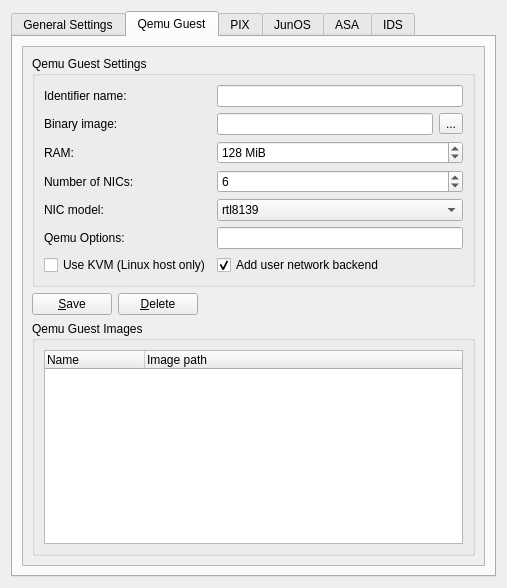
First picture: the form in src/GNS3/Ui/ConfigurationPages/Form_PreferencesQemu.ui, repository GNS3/gns3-legacy, before the edit.
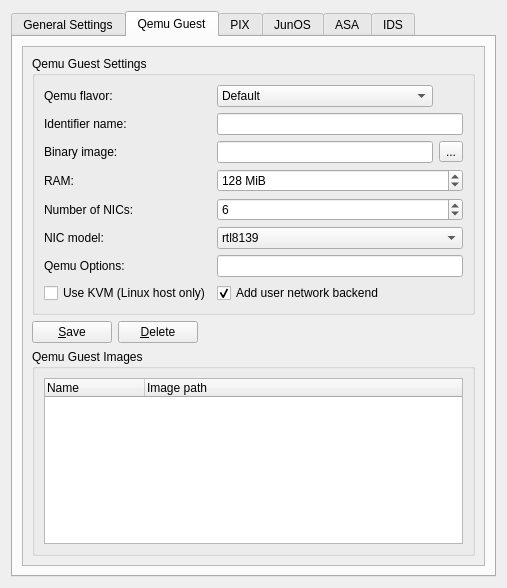
Second picture: the form after the edit. The open tabs and pages were chosen to show the change.

Commit message:
Qemu: Basic support for qemu-system-* flavors: ARM/i386/Default. Default will use the default path to Qemu.
Some options may be incompatible with some flavors, the configuration
page should be smarter and adapt to the flavor (TODO).

Diff of the .ui file:
```diff
--- a/src/GNS3/Ui/ConfigurationPages/Form_PreferencesQemu.ui
+++ b/src/GNS3/Ui/ConfigurationPages/Form_PreferencesQemu.ui
@@ -339,7 +339,7 @@
               <string>Qemu Guest Settings</string>
              </property>
              <layout class="QGridLayout" name="gridLayout">
-              <item row="1" column="0">
+              <item row="2" column="0">
                <widget class="QLabel" name="label">
                 <property name="enabled">
                  <bool>true</bool>
@@ -349,7 +349,7 @@
                 </property>
                </widget>
               </item>
-              <item row="1" column="2">
+              <item row="2" column="2">
                <widget class="QToolButton" name="QemuImage_Browser">
                 <property name="text">
                  <string>...</string>
@@ -359,140 +359,103 @@
                 </property>
                </widget>
               </item>
-              <item row="1" column="1">
+              <item row="2" column="1">
                <widget class="QLineEdit" name="QemuImage"/>
               </item>
               <item row="4" column="0">
-               <widget class="QLabel" name="label_10">
-                <property name="text">
-                 <string>NIC model:</string>
-                </property>
-               </widget>
-              </item>
-              <item row="4" column="1" colspan="2">
-               <widget class="QComboBox" name="QemuNIC">
-                <property name="currentIndex">
-                 <number>0</number>
-                </property>
-                <item>
-                 <property name="text">
-                  <string>rtl8139</string>
-                 </property>
-                </item>
-                <item>
-                 <property name="text">
-                  <string>ne2k_pci</string>
-                 </property>
-                </item>
-                <item>
-                 <property name="text">
-                  <string>i82551</string>
-                 </property>
-                </item>
-                <item>
-                 <property name="text">
-                  <string>i82557b</string>
-                 </property>
-                </item>
-                <item>
-                 <property name="text">
-                  <string>i82559er</string>
-                 </property>
-                </item>
-                <item>
-                 <property name="text">
-                  <string>e1000</string>
-                 </property>
-                </item>
-                <item>
-                 <property name="text">
-                  <string>pcnet</string>
-                 </property>
-                </item>
-                <item>
-                 <property name="text">
-                  <string>virtio</string>
-                 </property>
-                </item>
-               </widget>
-              </item>
-              <item row="0" column="1" colspan="2">
-               <widget class="QLineEdit" name="NameQemuImage"/>
-              </item>
-              <item row="0" column="0">
-               <widget class="QLabel" name="label_14">
-                <property name="text">
-                 <string>Identifier name:</string>
-                </property>
-               </widget>
-              </item>
-              <item row="3" column="1" colspan="2">
-               <widget class="QSpinBox" name="QemuNICNb">
-                <property name="minimum">
-                 <number>0</number>
-                </property>
-                <property name="maximum">
-                 <number>100000</number>
-                </property>
-                <property name="singleStep">
-                 <number>1</number>
-                </property>
-                <property name="value">
-                 <number>6</number>
-                </property>
-               </widget>
-              </item>
-              <item row="2" column="0">
-               <widget class="QLabel" name="label_20">
-                <property name="text">
-                 <string>RAM:</string>
-                </property>
-               </widget>
-              </item>
-              <item row="2" column="1" colspan="2">
-               <widget class="QSpinBox" name="QemuMemory">
-                <property name="suffix">
-                 <string> MiB</string>
-                </property>
-                <property name="minimum">
-                 <number>1</number>
-                </property>
-                <property name="maximum">
-                 <number>100000</number>
-                </property>
-                <property name="singleStep">
-                 <number>16</number>
-                </property>
-                <property name="value">
-                 <number>128</number>
-                </property>
-               </widget>
-              </item>
-              <item row="3" column="0">
                <widget class="QLabel" name="label_37">
                 <property name="text">
                  <string>Number of NICs:</string>
                 </property>
                </widget>
               </item>
-              <item row="5" column="1" colspan="2">
+              <item row="6" column="1" colspan="2">
                <widget class="QLineEdit" name="QemuOptions"/>
               </item>
+              <item row="1" column="1" colspan="2">
+               <widget class="QLineEdit" name="NameQemuImage"/>
+              </item>
               <item row="5" column="0">
-               <widget class="QLabel" name="label_4">
+               <widget class="QLabel" name="label_10">
                 <property name="text">
-                 <string>Qemu Options:</string>
+                 <string>NIC model:</string>
                 </property>
                </widget>
               </item>
-              <item row="6" column="0">
+              <item row="5" column="1" colspan="2">
+               <widget class="QComboBox" name="QemuNIC">
+                <property name="currentIndex">
+                 <number>0</number>
+                </property>
+                <item>
+                 <property name="text">
+                  <string>rtl8139</string>
+                 </property>
+                </item>
+                <item>
+                 <property name="text">
+                  <string>ne2k_pci</string>
+                 </property>
+                </item>
+                <item>
+                 <property name="text">
+                  <string>i82551</string>
+                 </property>
+                </item>
+                <item>
+                 <property name="text">
+                  <string>i82557b</string>
+                 </property>
+                </item>
+                <item>
+                 <property name="text">
+                  <string>i82559er</string>
+                 </property>
+                </item>
+                <item>
+                 <property name="text">
+                  <string>e1000</string>
+                 </property>
+                </item>
+                <item>
+                 <property name="text">
+                  <string>pcnet</string>
+                 </property>
+                </item>
+                <item>
+                 <property name="text">
+                  <string>virtio</string>
+                 </property>
+                </item>
+               </widget>
+              </item>
+              <item row="0" column="1">
+               <widget class="QComboBox" name="QemuFlavor">
+                <item>
+                 <property name="text">
+                  <string extracomment="Use the path to Qemu in General Settings">Default</string>
+                 </property>
+                </item>
+                <item>
+                 <property name="text">
+                  <string>-arm</string>
+                 </property>
+                </item>
+                <item>
+                 <property name="text">
+                  <string>-i386</string>
+                 </property>
+                </item>
+               </widget>
+              </item>
+              <item row="7" column="0">
                <widget class="QCheckBox" name="QemucheckBoxKVM">
                 <property name="text">
                  <string>Use KVM (Linux host only)</string>
                 </property>
                </widget>
               </item>
-              <item row="6" column="1">
+              <item row="7" column="1">
                <widget class="QCheckBox" name="QemucheckBoxUserMod">
                 <property name="text">
                  <string>Add user network backend</string>
@@ -505,6 +468,69 @@
                 </property>
                </widget>
               </item>
+              <item row="6" column="0">
+               <widget class="QLabel" name="label_4">
+                <property name="text">
+                 <string>Qemu Options:</string>
+                </property>
+               </widget>
+              </item>
+              <item row="3" column="1" colspan="2">
+               <widget class="QSpinBox" name="QemuMemory">
+                <property name="suffix">
+                 <string> MiB</string>
+                </property>
+                <property name="minimum">
+                 <number>1</number>
+                </property>
+                <property name="maximum">
+                 <number>100000</number>
+                </property>
+                <property name="singleStep">
+                 <number>16</number>
+                </property>
+                <property name="value">
+                 <number>128</number>
+                </property>
+               </widget>
+              </item>
+              <item row="3" column="0">
+               <widget class="QLabel" name="label_20">
+                <property name="text">
+                 <string>RAM:</string>
+                </property>
+               </widget>
+              </item>
+              <item row="4" column="1" colspan="2">
+               <widget class="QSpinBox" name="QemuNICNb">
+                <property name="minimum">
+                 <number>0</number>
+                </property>
+                <property name="maximum">
+                 <number>100000</number>
+                </property>
+                <property name="singleStep">
+                 <number>1</number>
+                </property>
+                <property name="value">
+                 <number>6</number>
+                </property>
+               </widget>
+              </item>
+              <item row="1" column="0">
+               <widget class="QLabel" name="label_14">
+                <property name="text">
+                 <string>Identifier name:</string>
+                </property>
+               </widget>
+              </item>
+              <item row="0" column="0">
+               <widget class="QLabel" name="label_46">
+                <property name="text">
+                 <string>Qemu flavor:</string>
+                </property>
+               </widget>
+              </item>
              </layout>
             </widget>
            </item>
```
Left out of the diff: 16 changed lines with no effect on the pictures. The commit also changes 44 other files.
